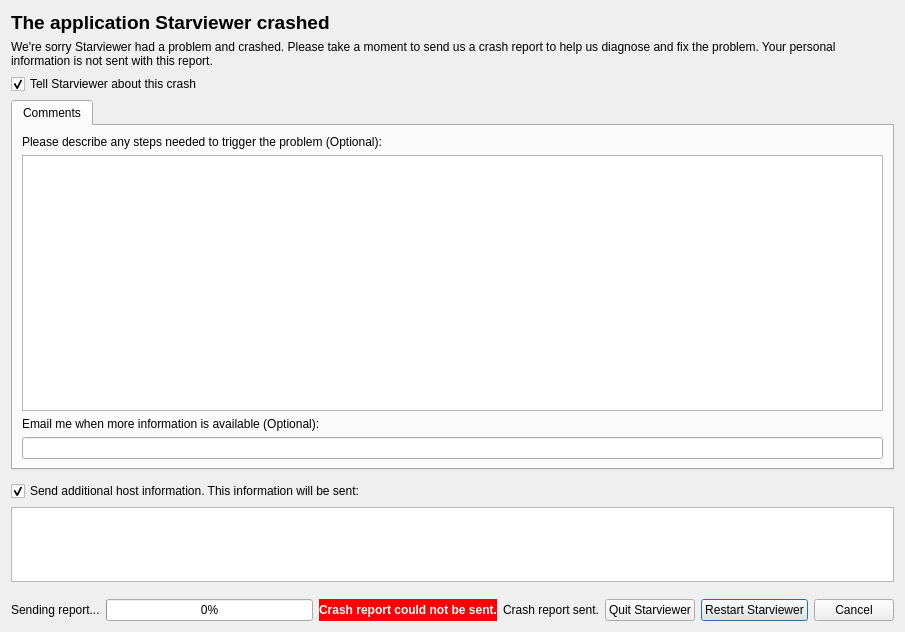
starviewer-medical/starviewer, file starviewer/src/crashreporter/qcrashreporterbase.ui: the form before one commit.
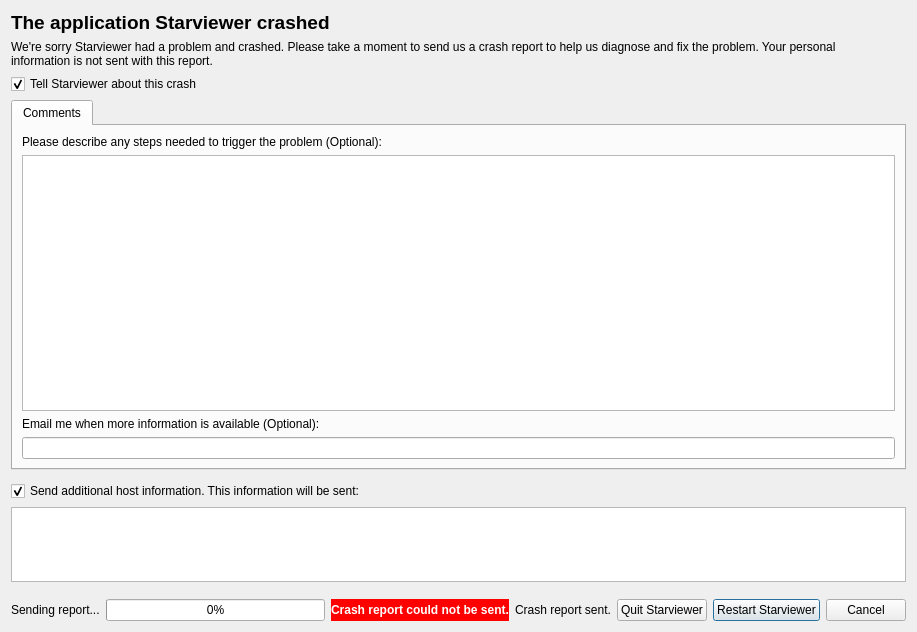
The form after the commit. Icons and pictures are not drawn.

The edit to the form file:
```diff
--- a/starviewer/src/crashreporter/qcrashreporterbase.ui
+++ b/starviewer/src/crashreporter/qcrashreporterbase.ui
@@ -6,7 +6,7 @@
    <rect>
     <x>0</x>
     <y>0</y>
-    <width>905</width>
+    <width>917</width>
     <height>632</height>
    </rect>
   </property>
```
Left out of the diff: 12 changed lines with no effect on the pictures.
